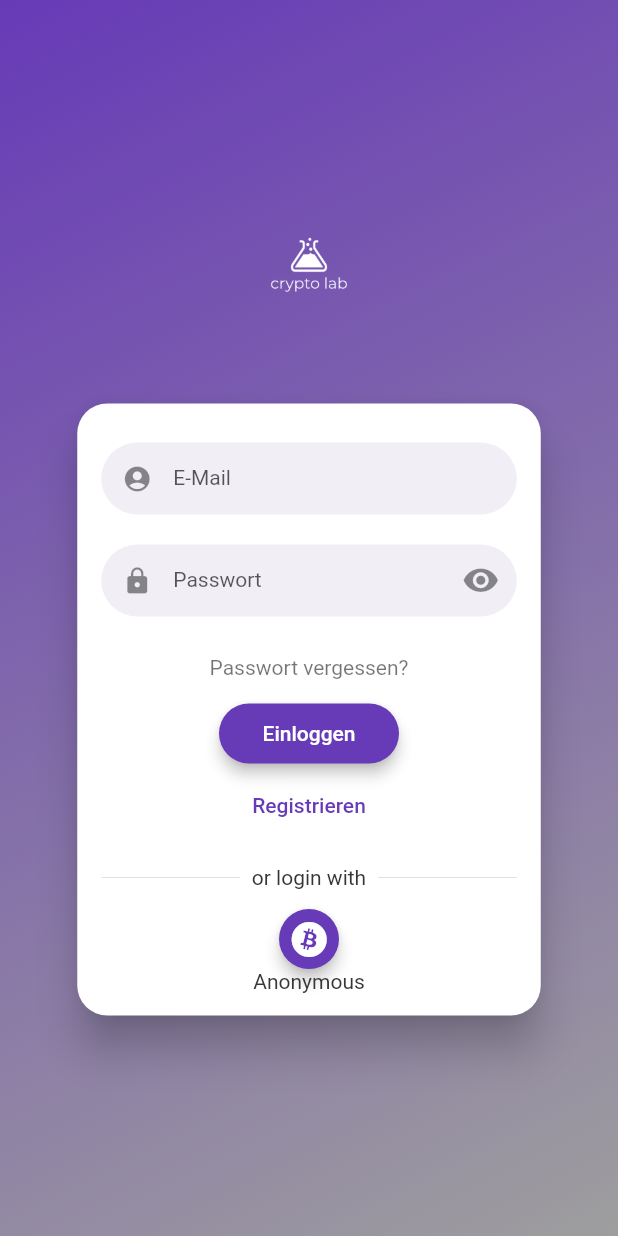
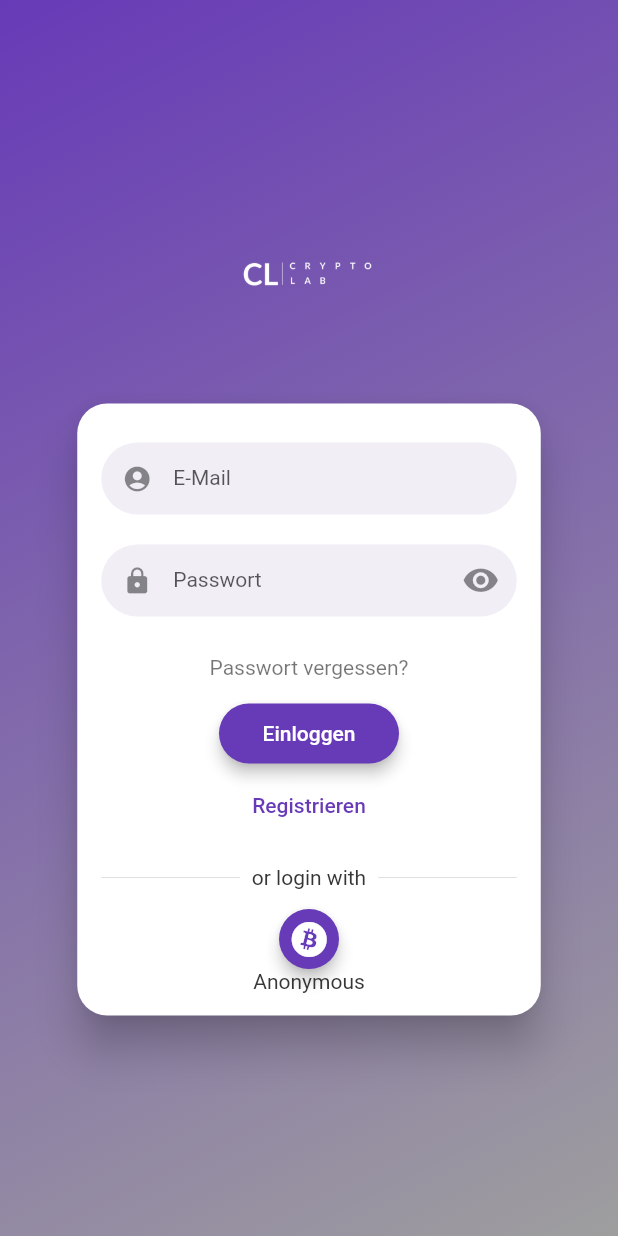
Before and after one commit to philBram/crypto_lab, a Flutter app: the screen it shows after launch, on a phone screen of 412 x 824 dp. Run offline on Flutter 3.47's test engine with Material 2 defaults, Android fonts, the phone set to English and light mode, and no system bars; drawn by our look-alikes of flutter_login; our stand-ins replace firebase_auth, firebase_core, font_awesome_flutter; accounts and stored records are empty; network calls fail.

```diff
--- a/lib/View/login/login_screen.dart
+++ b/lib/View/login/login_screen.dart
@@ -15,7 +15,7 @@ class LoginScreen extends StatelessWidget {
   Widget build(BuildContext context) {
     return FlutterLogin(
       //title: 'Crypto-Lab',
-      logo: 'assets/images/logo_white.png',
+      logo: 'assets/images/logo_white_simple.png',
       messages: LoginMessages(
           userHint: 'E-Mail',
           passwordHint: 'Passwort',
@@ -43,6 +43,7 @@ class LoginScreen extends StatelessWidget {
         pageColorDark: Colors.grey,
         pageColorLight: Colors.deepPurple,
         primaryColor: Colors.deepPurple,
+        logoWidth: 1
       ),
       onLogin: (loginData) async {
         try {
```
